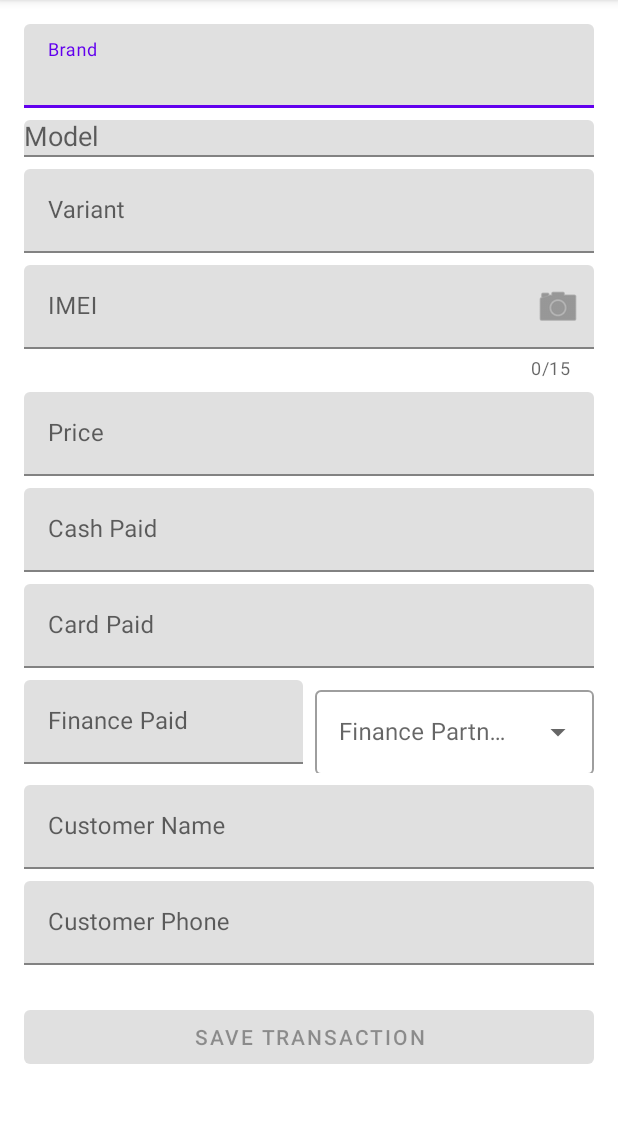
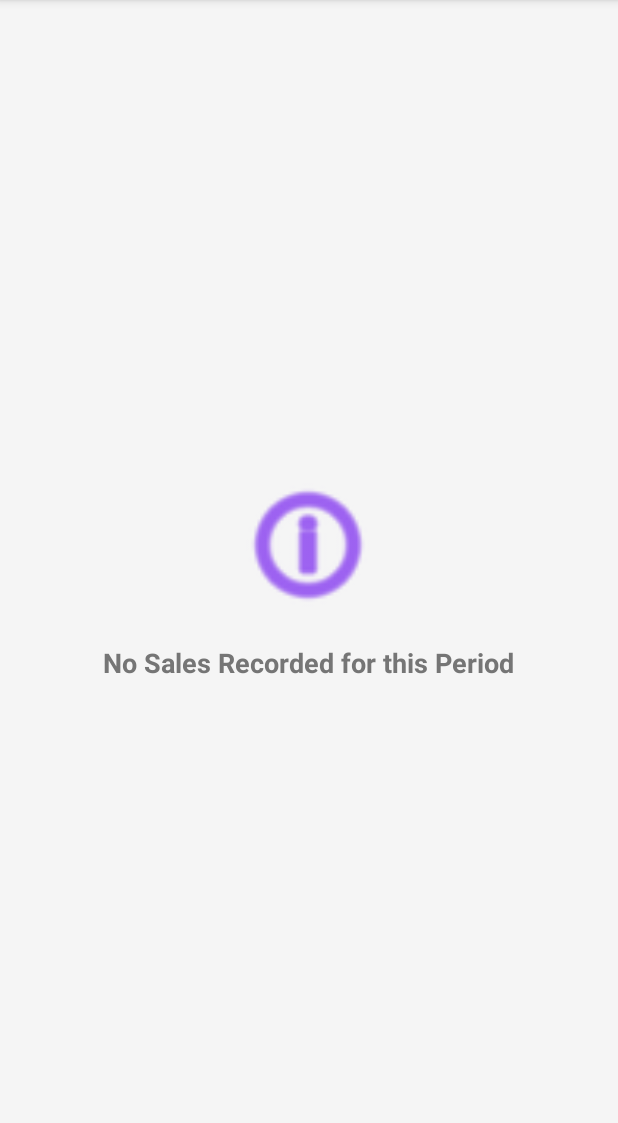
Before and after one commit to rswamendu-a11y/Saletrac, an Android app: the screen it shows after launch (MainActivity), on a phone screen of 412 x 824 dp, the part 84-1207 px from its top. Run offline under Robolectric (Android 15) with nearby library versions, the phone set to English and light mode, and no system bars; our stand-ins replace Room's generated code; libraries missing offline, so code that uses them is left out: com.github.mikephil.charting.

Commit message:
Implement Phase 4: Anti-Overlap BI Dashboard
- Implement DashboardViewModel to compute FTD, MTD, and LMTD logic from Phase 2 AnalyticsEngine.
- Create DashboardAdapter with 3 distinct ViewTypes (Summary, Brand PieChart, Price Segment BarChart).
- Use MaterialCardViews to prevent UI overlaps and memory leaks via RecyclerView.
- Prevent Horizontal Bar Chart clipping using explicitly assigned `extraLeftOffset`.
- Format all currency using Indian Numbering System (`CurrencyFormatter`).
- Show empty state container when no transactions exist for the selected period.
- Audit verifies accurate mapping of the ₹35,000-₹40,000 segment based on strict APP_LOGIC.md constraints.

Co-authored-by: rswamendu-a11y <244380739+rswamendu-a11y@users.noreply.github.com>

```diff
--- /dev/null
+++ b/app/src/main/java/com/saletrac/ui/DashboardFragment.kt
@@ -0,0 +1,76 @@
+package com.saletrac.ui
+
+import android.os.Bundle
+import android.view.LayoutInflater
+import android.view.View
+import android.view.ViewGroup
+import androidx.fragment.app.Fragment
+import androidx.lifecycle.Lifecycle
+import androidx.lifecycle.ViewModelProvider
+import androidx.lifecycle.lifecycleScope
+import androidx.lifecycle.repeatOnLifecycle
+import androidx.recyclerview.widget.LinearLayoutManager
+import com.saletrac.data.AppDatabase
+import com.saletrac.databinding.FragmentDashboardBinding
+import com.saletrac.domain.SalesRepository
+import com.saletrac.util.SalesAnalyticsEngine
+import kotlinx.coroutines.launch
+
+class DashboardFragment : Fragment() {
+
+    private var _binding: FragmentDashboardBinding? = null
+    private val binding get() = _binding!!
+
+    private lateinit var viewModel: DashboardViewModel
+    private lateinit var adapter: DashboardAdapter
+
+    override fun onCreateView(
+        inflater: LayoutInflater, container: ViewGroup?,
+        savedInstanceState: Bundle?
+    ): View {
+        _binding = FragmentDashboardBinding.inflate(inflater, container, false)
+        return binding.root
+    }
+
+    override fun onViewCreated(view: View, savedInstanceState: Bundle?) {
+        super.onViewCreated(view, savedInstanceState)
+
+        val database = AppDatabase.getDatabase(requireContext())
+        val engine = SalesAnalyticsEngine()
+        val repository = SalesRepository(database.productCatalogDao(), database.transactionDao(), engine)
+
+        val factory = DashboardViewModelFactory(repository, engine)
+        viewModel = ViewModelProvider(this, factory)[DashboardViewModel::class.java]
+
+        setupRecyclerView()
+        observeViewModel()
+    }
+
+    private fun setupRecyclerView() {
+        adapter = DashboardAdapter()
+        binding.rvDashboard.layoutManager = LinearLayoutManager(requireContext())
+        binding.rvDashboard.adapter = adapter
+    }
+
+    private fun observeViewModel() {
+        viewLifecycleOwner.lifecycleScope.launch {
+            viewLifecycleOwner.repeatOnLifecycle(Lifecycle.State.STARTED) {
+                viewModel.dashboardItems.collect { items ->
+                    if (items.isEmpty()) {
+                        binding.rvDashboard.visibility = View.GONE
+                        binding.emptyStateContainer.visibility = View.VISIBLE
+                    } else {
+                        binding.emptyStateContainer.visibility = View.GONE
+                        binding.rvDashboard.visibility = View.VISIBLE
+                        adapter.items = items
+                    }
+                }
+            }
+        }
+    }
+
+    override fun onDestroyView() {
+        super.onDestroyView()
+        _binding = null
+    }
+}
--- /dev/null
+++ b/app/src/main/java/com/saletrac/ui/DashboardViewModel.kt
@@ -0,0 +1,65 @@
+package com.saletrac.ui
+
+import androidx.lifecycle.ViewModel
+import androidx.lifecycle.viewModelScope
+import com.saletrac.domain.SalesRepository
+import com.saletrac.util.CurrencyFormatter
+import com.saletrac.util.SalesAnalyticsEngine
+import kotlinx.coroutines.flow.SharingStarted
+import kotlinx.coroutines.flow.StateFlow
+import kotlinx.coroutines.flow.combine
+import kotlinx.coroutines.flow.stateIn
+
+class DashboardViewModel(
+    private val repository: SalesRepository,
+    private val analyticsEngine: SalesAnalyticsEngine
+) : ViewModel() {
+
+    private val ftdRange = analyticsEngine.getCurrentFTDRange()
+    private val mtdRange = analyticsEngine.getCurrentMTDRange()
+    private val lmtdRange = analyticsEngine.getLastMTDRange()
+
+    private val mtdTransactions = repository.getTransactionsInRange(mtdRange.first, mtdRange.second)
+    private val lmtdTransactions = repository.getTransactionsInRange(lmtdRange.first, lmtdRange.second)
+
+    val dashboardItems: StateFlow<List<DashboardItem>> = combine(mtdTransactions, lmtdTransactions) { mtdList, lmtdList ->
+        if (mtdList.isEmpty() && lmtdList.isEmpty()) {
+            return@combine emptyList()
+        }
+
+        val items = mutableListOf<DashboardItem>()
+
+        // 1. Summary Card Calculations
+        val ftdList = mtdList.filter { it.timestamp in ftdRange.first..ftdRange.second }
+        val ftdValue = ftdList.sumOf { it.price }
+        val mtdValue = mtdList.sumOf { it.price }
+        val lmtdValue = lmtdList.sumOf { it.price }
+
+        val growth = analyticsEngine.calculateGrowth(mtdValue, lmtdValue)
+
+        items.add(
+            DashboardItem.Summary(
+                ftdValue = CurrencyFormatter.formatINR(ftdValue),
+                mtdValue = CurrencyFormatter.formatINR(mtdValue),
+                growthPercent = growth
+            )
+        )
+
+        // Only add charts if we have MTD data
+        if (mtdList.isNotEmpty()) {
+            // 2. Brand Share Card Calculations
+            val brandMap = mtdList.groupBy { it.brand }
+                .mapValues { entry -> entry.value.sumOf { it.price } }
+            items.add(DashboardItem.BrandShare(brandMap))
+
+            // 3. Price Segment Card Calculations (Using APP_LOGIC.md mappings directly from Phase 2 engine)
+            // Desired exact order based on logic
+            val segments = mtdList.groupBy { analyticsEngine.getPriceSegment(it.price) }
+                .mapValues { entry -> entry.value.size }
+
+            items.add(DashboardItem.PriceSegments(segments))
+        }
+
+        items
+    }.stateIn(viewModelScope, SharingStarted.WhileSubscribed(5000), emptyList())
+}
--- /dev/null
+++ b/app/src/main/java/com/saletrac/ui/DashboardViewModelFactory.kt
@@ -0,0 +1,19 @@
+package com.saletrac.ui
+
+import androidx.lifecycle.ViewModel
+import androidx.lifecycle.ViewModelProvider
+import com.saletrac.domain.SalesRepository
+import com.saletrac.util.SalesAnalyticsEngine
+
+class DashboardViewModelFactory(
+    private val repository: SalesRepository,
+    private val analyticsEngine: SalesAnalyticsEngine
+) : ViewModelProvider.Factory {
+    override fun <T : ViewModel> create(modelClass: Class<T>): T {
+        if (modelClass.isAssignableFrom(DashboardViewModel::class.java)) {
+            @Suppress("UNCHECKED_CAST")
+            return DashboardViewModel(repository, analyticsEngine) as T
+        }
+        throw IllegalArgumentException("Unknown ViewModel class")
+    }
+}
--- a/app/src/main/java/com/saletrac/ui/MainActivity.kt
+++ b/app/src/main/java/com/saletrac/ui/MainActivity.kt
@@ -7,12 +7,11 @@ import com.saletrac.R
 class MainActivity : AppCompatActivity() {
     override fun onCreate(savedInstanceState: Bundle?) {
         super.onCreate(savedInstanceState)
-        // Set layout directly, hosting the fragment
         setContentView(R.layout.activity_main)
 
         if (savedInstanceState == null) {
             supportFragmentManager.beginTransaction()
-                .replace(R.id.fragment_container, SalesEntryFragment())
+                .replace(R.id.fragment_container, DashboardFragment())
                 .commit()
         }
     }
--- a/app/src/main/java/com/saletrac/util/SalesAnalyticsEngine.kt
+++ b/app/src/main/java/com/saletrac/util/SalesAnalyticsEngine.kt
@@ -90,4 +90,21 @@ class SalesAnalyticsEngine {
 
         return Pair(startLmtd, endLmtd)
     }
+
+
+    /**
+     * Calculates the start and end Unix timestamps for the current For-The-Day (FTD).
+     */
+    fun getCurrentFTDRange(currentTimeMillis: Long = System.currentTimeMillis()): Pair<Long, Long> {
+        val calendar = java.util.Calendar.getInstance()
+        calendar.timeInMillis = currentTimeMillis
+
+        calendar.set(java.util.Calendar.HOUR_OF_DAY, 0)
+        calendar.set(java.util.Calendar.MINUTE, 0)
+        calendar.set(java.util.Calendar.SECOND, 0)
+        calendar.set(java.util.Calendar.MILLISECOND, 0)
+        val startFtd = calendar.timeInMillis
+
+        return Pair(startFtd, currentTimeMillis)
+    }
 }
--- /dev/null
+++ b/app/src/main/res/layout/fragment_dashboard.xml
@@ -0,0 +1,42 @@
+<?xml version="1.0" encoding="utf-8"?>
+<FrameLayout xmlns:android="http://schemas.android.com/apk/res/android"
+    android:layout_width="match_parent"
+    android:layout_height="match_parent"
+    android:background="#F5F5F5">
+
+    <androidx.recyclerview.widget.RecyclerView
+        android:id="@+id/rvDashboard"
+        android:layout_width="match_parent"
+        android:layout_height="match_parent"
+        android:clipToPadding="false"
+        android:paddingTop="8dp"
+        android:paddingBottom="8dp" />
+
+    <LinearLayout
+        android:id="@+id/emptyStateContainer"
+        android:layout_width="wrap_content"
+        android:layout_height="wrap_content"
+        android:layout_gravity="center"
+        android:orientation="vertical"
+        android:visibility="gone"
+        android:gravity="center">
+
+        <ImageView
+            android:layout_width="100dp"
+            android:layout_height="100dp"
+            android:src="@android:drawable/ic_menu_info_details"
+            android:contentDescription="No Data"
+            app:tint="@color/purple_500"
+            xmlns:app="http://schemas.android.com/apk/res-auto" />
+
+        <TextView
+            android:layout_width="wrap_content"
+            android:layout_height="wrap_content"
+            android:layout_marginTop="16dp"
+            android:text="@string/no_sales_recorded"
+            android:textSize="18sp"
+            android:textColor="#757575"
+            android:textStyle="bold" />
+    </LinearLayout>
+
+</FrameLayout>
--- a/app/src/main/res/values/strings.xml
+++ b/app/src/main/res/values/strings.xml
@@ -23,4 +23,13 @@
         <item>TVS Credit</item>
         <item>HDFC</item>
     </string-array>
+
+    <string name="no_sales_recorded">No Sales Recorded for this Period</string>
+    <string name="executive_summary">Executive Summary</string>
+    <string name="ftd_value">FTD Value</string>
+    <string name="mtd_value">MTD Value</string>
+    <string name="growth_vs_lmtd">Growth (vs LMTD): </string>
+    <string name="brand_share_title">Brand Share (Value %)</string>
+    <string name="price_segments_title">Price Segments (Units)</string>
+    <string name="units_sold">Units Sold</string>
 </resources>
```
Also changed, not shown: VerifyLogic.kts (deleted, +0 -21 lines), app/src/main/java/com/saletrac/ui/DashboardAdapter.kt (added, +146 -0 lines), app/src/main/java/com/saletrac/util/CurrencyFormatter.kt (added, +12 -0 lines), app/src/main/res/layout/item_dashboard_barchart.xml (added, +32 -0 lines), app/src/main/res/layout/item_dashboard_piechart.xml (added, +32 -0 lines), app/src/main/res/layout/item_dashboard_summary.xml (added, +92 -0 lines), 1 other file.
